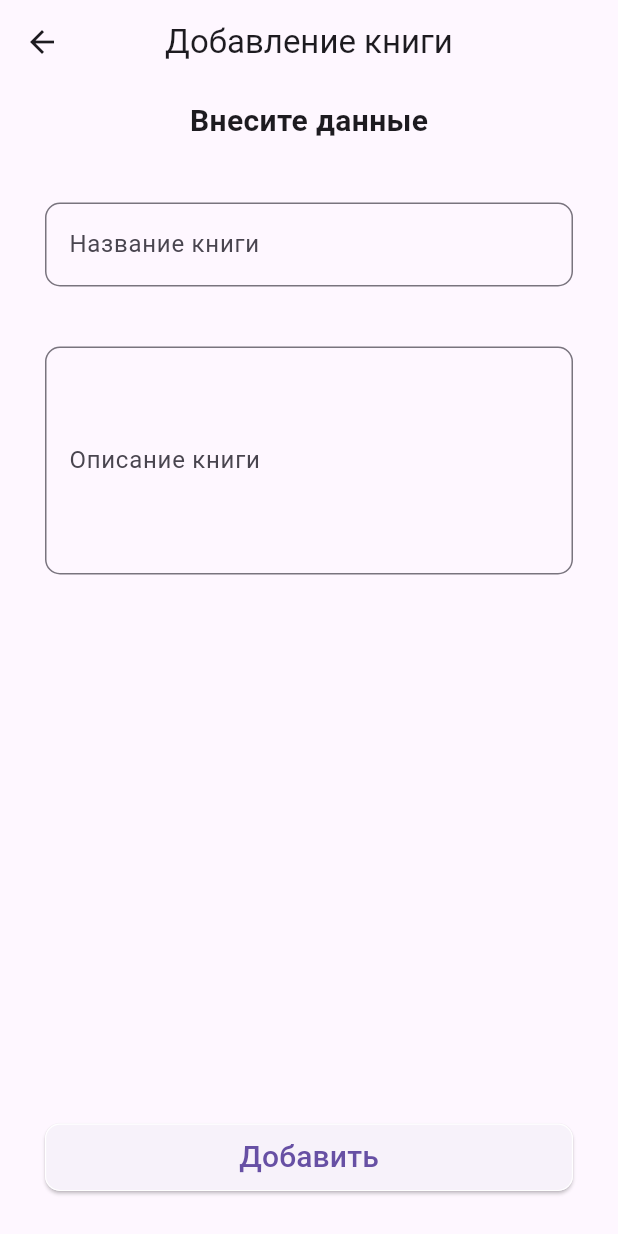
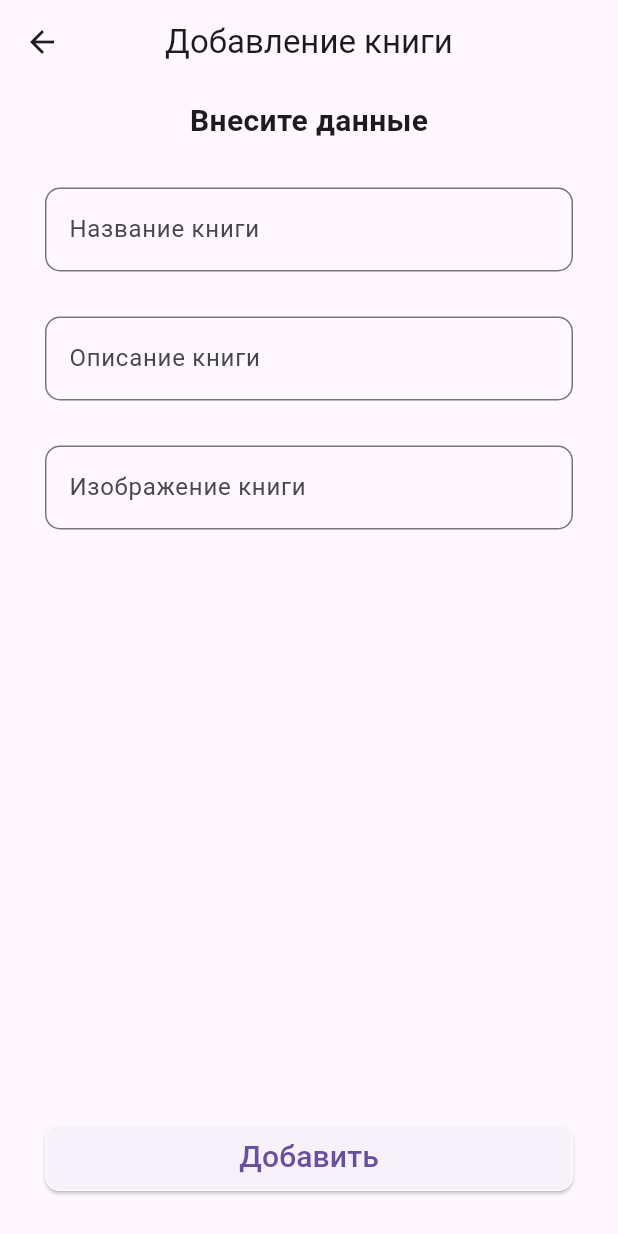
Before and after one commit to SokolovAndr/my_library_flutter, a Flutter app: the BookScreen screen opened directly, after a tap on "Добавить", on a phone screen of 412 x 824 dp. Run offline on Flutter 3.47's test engine with Material 3 defaults, Android fonts, the phone set to English and light mode, and no system bars; our stand-ins replace sqflite; accounts and stored records are empty.

Commit message:
Доделал добавление изображение книги из сети с помощью Image.network

```diff
--- a/lib/models/book_model.dart
+++ b/lib/models/book_model.dart
@@ -2,17 +2,21 @@ class Book {
   final int? id;
   final String title;
   final String description;
+  final String image;
 
-  const Book({required this.title, required this.description, this.id});
+  const Book({required this.title, required this.description, required this.image, this.id});
 
   factory Book.fromJson(Map<String, dynamic> json) => Book(
       id: json['id'],
       title: json['title'],
-      description: json['description']);
+      description: json['description'],
+      image: json['image']
+  );
 
   Map<String, dynamic> toJson() => {
         'id': id,
         'title': title,
         'description': description,
+        'image': image
       };
 }
--- a/lib/screens/book_screen.dart
+++ b/lib/screens/book_screen.dart
@@ -13,10 +13,12 @@ class BookScreen extends StatelessWidget {
   Widget build(BuildContext context) {
     final titleController = TextEditingController();
     final descriptionController = TextEditingController();
+    final imageController = TextEditingController();
 
     if(book != null){
       titleController.text = book!.title;
       descriptionController.text = book!.description;
+      imageController.text = book!.image;
     }
 
     return Scaffold(
@@ -33,7 +35,7 @@ class BookScreen extends StatelessWidget {
         child: Column(
           children: [
             const Padding(
-              padding: EdgeInsets.only(bottom: 40),
+              padding: EdgeInsets.only(bottom: 30),
               child: Center(
                 child: Text(
                   'Внесите данные',
@@ -42,7 +44,7 @@ class BookScreen extends StatelessWidget {
               ),
             ),
             Padding(
-              padding: const EdgeInsets.only(bottom: 40.0),
+              padding: const EdgeInsets.only(bottom: 30.0),
               child: TextFormField(
                 controller: titleController,
                 maxLines: 1,
@@ -74,7 +76,28 @@ class BookScreen extends StatelessWidget {
                       ))),
               keyboardType: TextInputType.multiline,
               onChanged: (str) {},
-              maxLines: 5,
+              //maxLines: 5,
+              maxLines: 1,
+            ),
+            Padding(
+              padding: const EdgeInsets.only(top: 30.0),
+              child: TextFormField(
+                controller: imageController,
+                decoration: const InputDecoration(
+                    hintText: 'Изображение',
+                    labelText: 'Изображение книги',
+                    border: OutlineInputBorder(
+                        borderSide: BorderSide(
+                          color: Colors.white,
+                          width: 0.75,
+                        ),
+                        borderRadius: BorderRadius.all(
+                          Radius.circular(10.0),
+                        ))),
+                keyboardType: TextInputType.multiline,
+                onChanged: (str) {},
+                //maxLines: 5,
+              ),
             ),
             const Spacer(),
             Padding(
@@ -86,12 +109,13 @@ class BookScreen extends StatelessWidget {
                     onPressed: () async {
                       final title = titleController.value.text;
                       final description = descriptionController.value.text;
+                      final image = imageController.value.text;
 
-                      if (title.isEmpty || description.isEmpty) {
+                      if (title.isEmpty || description.isEmpty || image.isEmpty) {
                         return;
                       }
 
-                      final Book model = Book(title: title, description: description, id: book?.id);
+                      final Book model = Book(title: title, description: description, image: image, id: book?.id);
                       if(book == null){
                         await DatabaseHelper.addBook(model);
                       }else{
--- a/lib/services/database_helper.dart
+++ b/lib/services/database_helper.dart
@@ -9,7 +9,7 @@ class DatabaseHelper {
   static Future<Database> _getDB() async {
     return openDatabase(join(await getDatabasesPath(), _dbName),
         onCreate: (db, version) async => await db.execute(
-            "CREATE TABLE Book(id INTEGER PRIMARY KEY, title TEXT NOT NULL, description TEXT NOT NULL);"),
+            "CREATE TABLE Book(id INTEGER PRIMARY KEY, title TEXT NOT NULL, description TEXT NOT NULL, image TEXT NOT NULL);"),
         version: _version);
   }
 
--- a/lib/widgets/book_widget.dart
+++ b/lib/widgets/book_widget.dart
@@ -18,7 +18,7 @@ class BookWidget extends StatelessWidget {
       onLongPress: onLongPress,
       onTap: onTap,
       child: Padding(
-        padding: const EdgeInsets.symmetric(horizontal: 24.0, vertical: 6),
+        padding: const EdgeInsets.symmetric(horizontal: 10.0, vertical: 6),
         child: Card(
           elevation: 2,
           child: Padding(
@@ -30,7 +30,7 @@ class BookWidget extends StatelessWidget {
                   height: 150,
                   decoration: BoxDecoration(
                     image: DecorationImage(
-                      image: NetworkImage('https://img3.labirint.ru/rc/1927058a57537edd854803f93079075d/363x561q80/books67/668307/cover.jpg?1618673120'),
+                      image: NetworkImage(book.image),
                     ),
                   )
                 ),
@@ -56,7 +56,8 @@ class BookWidget extends StatelessWidget {
                       Text(book.description,
                           style: const TextStyle(
                               fontSize: 16, fontWeight: FontWeight.w400),
-                      maxLines: 3,)
+                      //maxLines: 3,
+                      )
                     ],
                   ),
                 ),
```
